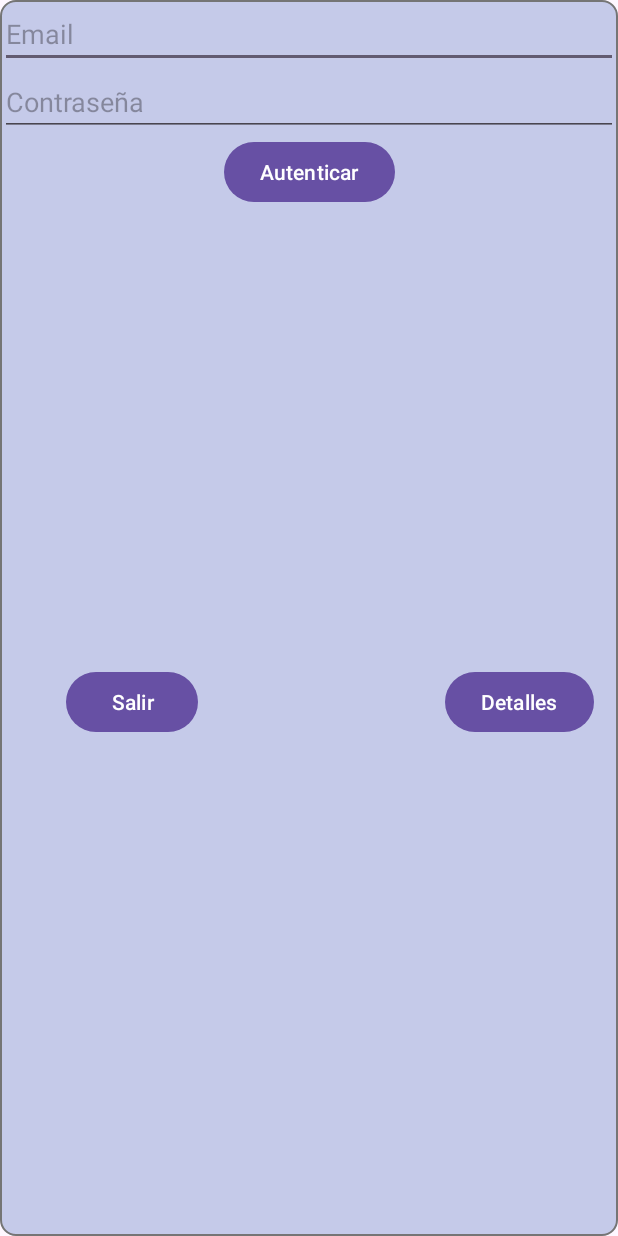
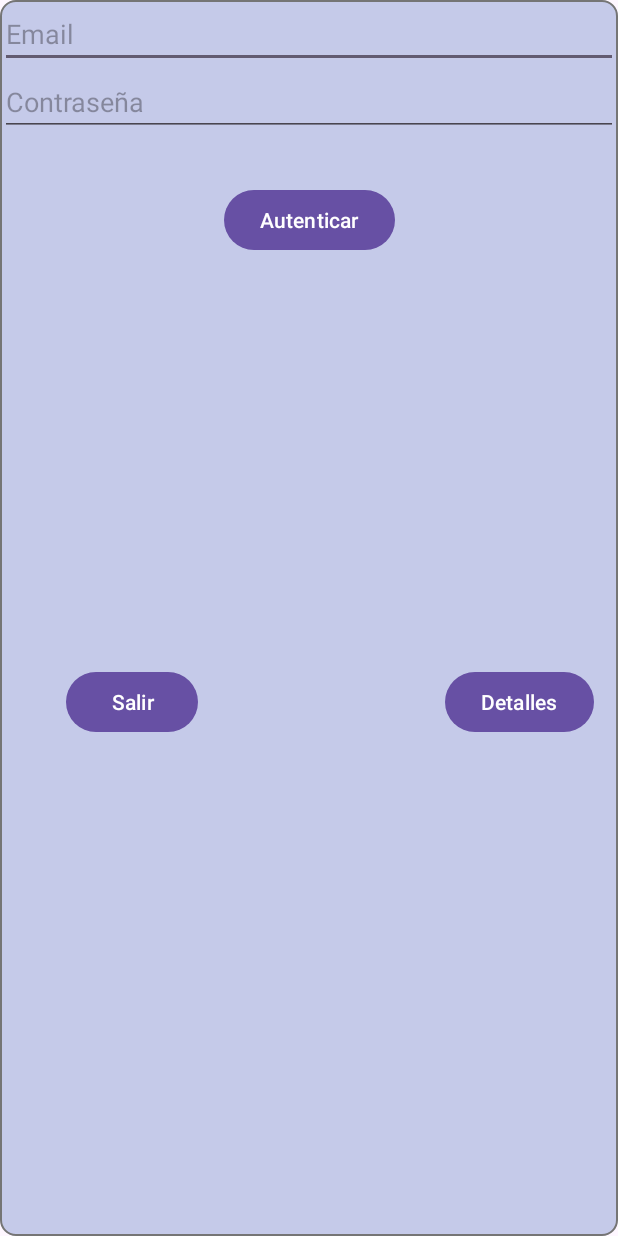
Before and after one commit to Amoru08/musicAlike, an Android app: the SpotifyUserActivity screen opened directly, with no data from a screen before it, on a phone screen of 412 x 824 dp. Run offline under Robolectric (Android 15) with nearby library versions, the phone set to English and light mode, and no system bars; our stand-ins replace Firebase (no records; nobody signed in at launch, a user with empty details on screens opened directly).

Commit message:
Cambios minimos

```diff
--- a/app/src/main/java/com/example/musicalike/songActivity.kt
+++ b/app/src/main/java/com/example/musicalike/songActivity.kt
@@ -9,6 +9,7 @@ import androidx.recyclerview.widget.RecyclerView
 data class Song(
     val name: String,   // Nombre de la canción
     val artist: String, // Nombre del artista
+    val tags: List<String> = listOf()
 )
 
 
--- a/app/src/main/java/com/example/musicalike/spotifyDetailActivity.kt
+++ b/app/src/main/java/com/example/musicalike/spotifyDetailActivity.kt
@@ -44,8 +44,9 @@ class SpotifyDetailsActivity : AppCompatActivity() {
             .get()
             .addOnSuccessListener { document ->
                 if (document != null && document.exists()) {
+                    // Recupera el nombre y el email del documento
+                    val displayName = document.getString("name") ?: "Sin nombre"
                     val email = document.getString("email") ?: "Sin email"
-                    val displayName = document.getString("displayName") ?: "Sin nombre"
 
                     // Actualiza los TextViews con la información del usuario
                     tvUserName.text = "Nombre: $displayName"
--- a/app/src/main/res/layout/activity_spotifyuser.xml
+++ b/app/src/main/res/layout/activity_spotifyuser.xml
@@ -29,18 +29,20 @@
         app:layout_constraintTop_toBottomOf="@id/emailSpotify"/>
 
     <!-- Botón de autenticación -->
+
+    <!-- Botón de detalles -->
+
+    <!-- WebView oculto inicialmente, usado para la autenticación de Spotify -->
     <Button
         android:id="@+id/authButton"
         android:layout_width="wrap_content"
         android:layout_height="wrap_content"
+        android:layout_marginTop="32dp"
         android:text="Autenticar"
-        app:layout_constraintTop_toBottomOf="@id/passwSpotify"
         app:layout_constraintEnd_toEndOf="parent"
-        app:layout_constraintStart_toStartOf="parent"/>
+        app:layout_constraintStart_toStartOf="parent"
+        app:layout_constraintTop_toBottomOf="@id/passwSpotify" />
 
-    <!-- Botón de detalles -->
-
-    <!-- WebView oculto inicialmente, usado para la autenticación de Spotify -->
     <Button
         android:id="@+id/detalles"
         android:layout_width="wrap_content"
```
Also changed, not shown: app/src/main/java/com/example/musicalike/spotifySearchActivity.kt (+13 -2 lines).
